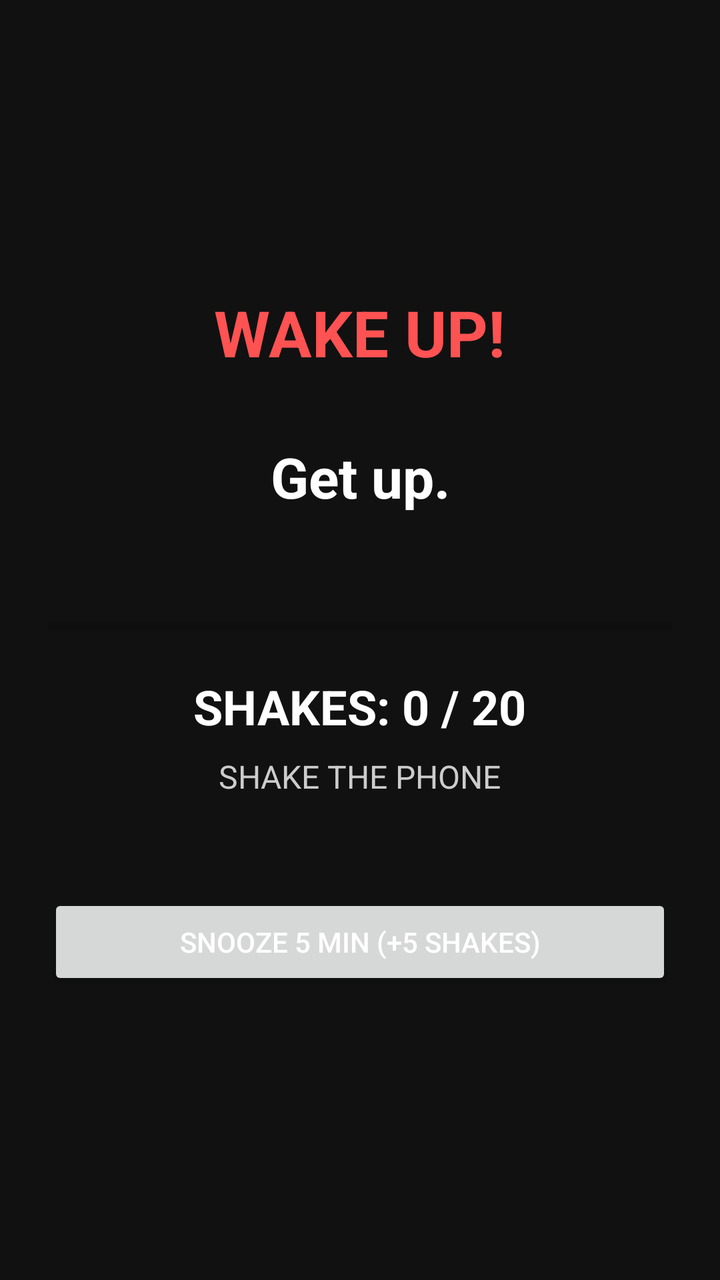
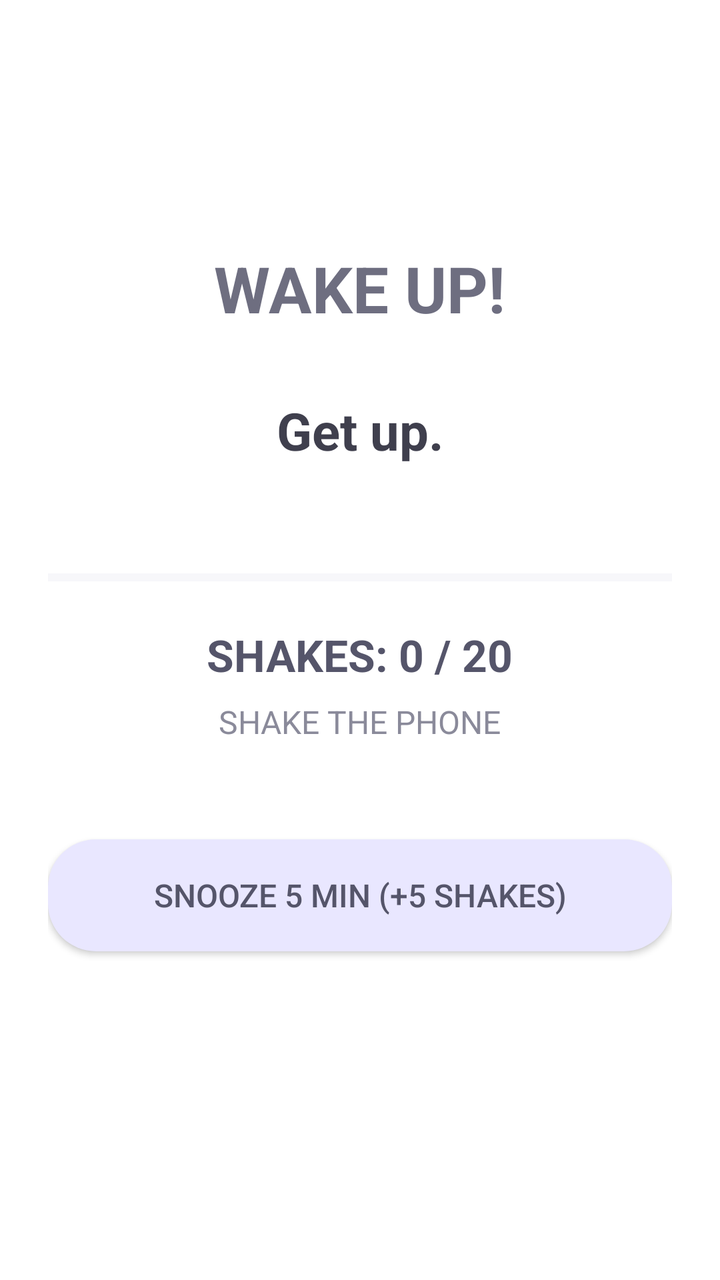

The first picture is an Android layout as it rendered before a commit; the second is the same layout after the commit. The layout source and the unified diff follow.
<!-- AndroidManifest.xml: application theme AppTheme -->
<!-- res/layout/activity_alarm.xml -->
<?xml version="1.0" encoding="utf-8"?>
<LinearLayout xmlns:android="http://schemas.android.com/apk/res/android"
    android:layout_width="match_parent"
    android:layout_height="match_parent"
    android:orientation="vertical"
    android:padding="24dp"
    android:gravity="center"
    android:background="#111111">

    <TextView
        android:id="@+id/wakeUpText"
        android:layout_width="wrap_content"
        android:layout_height="wrap_content"
        android:text="WAKE UP!"
        android:textSize="32sp"
        android:textColor="#FF5252"
        android:textStyle="bold" />

    <TextView
        android:id="@+id/insultText"
        android:layout_width="match_parent"
        android:layout_height="wrap_content"
        android:text="Get up."
        android:textSize="28sp"
        android:textColor="#FFFFFF"
        android:textStyle="bold"
        android:gravity="center"
        android:layout_marginTop="32dp" />

    <ProgressBar
        android:id="@+id/shakeProgress"
        style="?android:attr/progressBarStyleHorizontal"
        android:layout_width="match_parent"
        android:layout_height="wrap_content"
        android:max="20"
        android:progress="0"
        android:layout_marginTop="48dp" />

    <TextView
        android:id="@+id/shakesText"
        android:layout_width="wrap_content"
        android:layout_height="wrap_content"
        android:text="SHAKES: 0 / 20"
        android:textSize="24sp"
        android:textColor="#FFFFFF"
        android:textStyle="bold"
        android:layout_marginTop="16dp" />

    <TextView
        android:id="@+id/hintText"
        android:layout_width="wrap_content"
        android:layout_height="wrap_content"
        android:text="SHAKE THE PHONE"
        android:textSize="16sp"
        android:textColor="#CCCCCC"
        android:layout_marginTop="8dp" />

    <Button
        android:id="@+id/snoozeButton"
        android:layout_width="match_parent"
        android:layout_height="wrap_content"
        android:text="Snooze 5 min (+5 shakes)"
        android:layout_marginTop="48dp" />

</LinearLayout>
<!-- resources referenced by this layout -->
<resources>
  <style name="AppTheme" parent="android:Theme.Material.Light.NoActionBar">
          <item name="android:windowBackground">#111111</item>
          <item name="android:textColor">#FFFFFF</item>
      </style>
</resources>

<!-- the commit's change to res/layout/activity_alarm.xml (unified diff, before → after) -->
@@ -5,7 +5,7 @@
     android:orientation="vertical"
     android:padding="24dp"
     android:gravity="center"
-    android:background="#111111">
+    android:background="@drawable/bg_gradient">
 
     <TextView
         android:id="@+id/wakeUpText"
@@ -13,7 +13,7 @@
         android:layout_height="wrap_content"
         android:text="WAKE UP!"
         android:textSize="32sp"
-        android:textColor="#FF5252"
+        android:textColor="#6E6E80"
         android:textStyle="bold" />
 
     <TextView
@@ -21,8 +21,8 @@
         android:layout_width="match_parent"
         android:layout_height="wrap_content"
         android:text="Get up."
-        android:textSize="28sp"
-        android:textColor="#FFFFFF"
+        android:textSize="26sp"
+        android:textColor="#3F3F4D"
         android:textStyle="bold"
         android:gravity="center"
         android:layout_marginTop="32dp" />
@@ -34,6 +34,8 @@
         android:layout_height="wrap_content"
         android:max="20"
         android:progress="0"
+        android:progressTint="#8A8AC0"
+        android:progressBackgroundTint="#E0E0EA"
         android:layout_marginTop="48dp" />
 
     <TextView
@@ -41,8 +43,8 @@
         android:layout_width="wrap_content"
         android:layout_height="wrap_content"
         android:text="SHAKES: 0 / 20"
-        android:textSize="24sp"
-        android:textColor="#FFFFFF"
+        android:textSize="22sp"
+        android:textColor="#55556A"
         android:textStyle="bold"
         android:layout_marginTop="16dp" />
 
@@ -52,14 +54,26 @@
         android:layout_height="wrap_content"
         android:text="SHAKE THE PHONE"
         android:textSize="16sp"
-        android:textColor="#CCCCCC"
+        android:textColor="#8A8A9A"
         android:layout_marginTop="8dp" />
 
     <Button
         android:id="@+id/snoozeButton"
         android:layout_width="match_parent"
-        android:layout_height="wrap_content"
+        android:layout_height="56dp"
         android:text="Snooze 5 min (+5 shakes)"
+        android:textSize="16sp"
+        android:textColor="#55556A"
+        android:background="@drawable/button_bg"
         android:layout_marginTop="48dp" />
 
+    <TextView
+        android:id="@+id/voiceText"
+        android:layout_width="wrap_content"
+        android:layout_height="wrap_content"
+        android:text=""
+        android:textSize="13sp"
+        android:textColor="#9A9AB0"
+        android:layout_marginTop="24dp" />
+
 </LinearLayout>
<!-- resource entries referenced after the edit -->
@@ -1,8 +1,24 @@
 <!-- resources referenced by this layout -->
 <resources>
+  <!-- drawable bg_gradient (drawable) -->
+  <?xml version="1.0" encoding="utf-8"?>
+  <gradient xmlns:android="http://schemas.android.com/apk/res/android"
+      android:startColor="#FFF6F4"
+      android:centerColor="#F6F1FF"
+      android:endColor="#E9F3FF"
+      android:angle="135"
+      android:type="linear" />
+  <!-- drawable button_bg (drawable) -->
+  <?xml version="1.0" encoding="utf-8"?>
+  <shape xmlns:android="http://schemas.android.com/apk/res/android"
+      android:shape="rectangle">
+      <solid android:color="#E9E7FF" />
+      <corners android:radius="24dp" />
+  </shape>
   <style name="AppTheme" parent="android:Theme.Material.Light.NoActionBar">
-          <item name="android:windowBackground">#111111</item>
-          <item name="android:textColor">#FFFFFF</item>
+          <item name="android:windowBackground">@drawable/bg_gradient</item>
+          <item name="android:textColor">#55556A</item>
+          <item name="android:colorAccent">#8A8AC0</item>
       </style>
 </resources>
 
